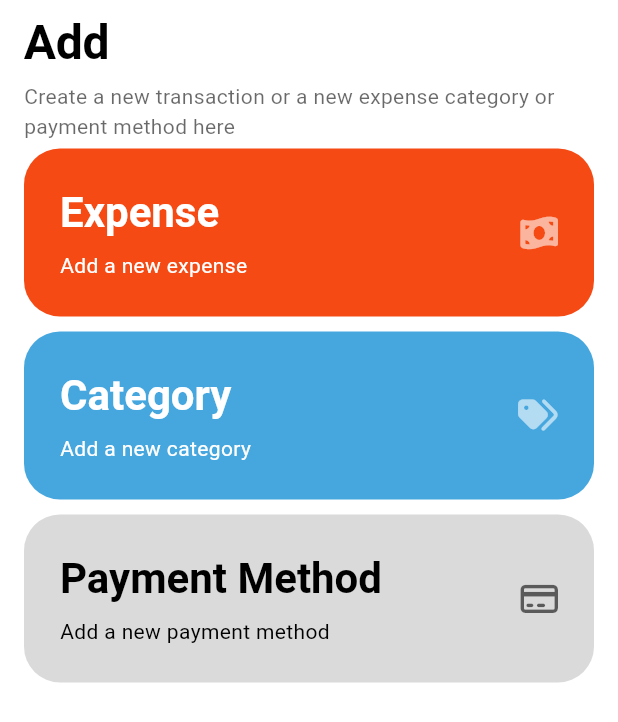
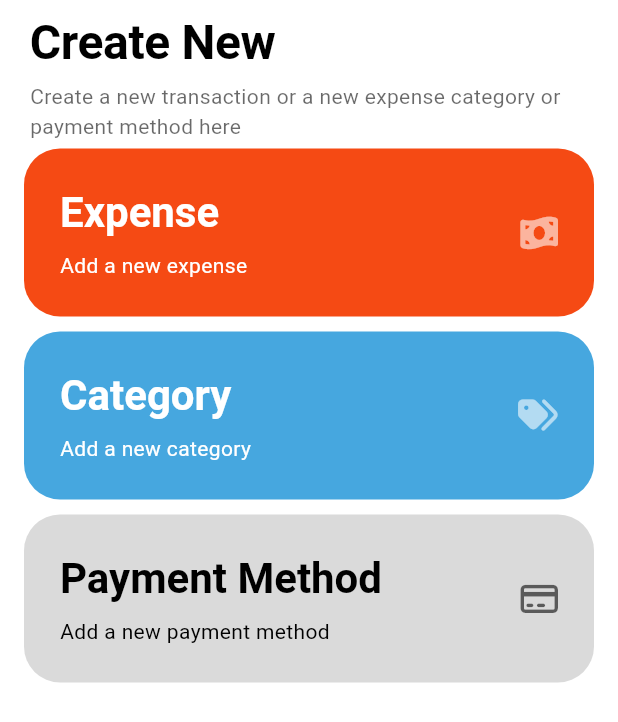
Before and after one commit to kaiumallimon/expendi, a Flutter app: the _AddView widget shown alone on an empty page, opened directly, on a phone screen of 412 x 824 dp. Shown: the top 722 px of the screen. Run offline on Flutter 3.47's test engine with Material 3 defaults, Android fonts, the phone set to English and light mode, and no system bars; our stand-ins replace dio, flutter_bloc, flutter_dotenv, font_awesome_flutter, go_router, hive and 1 more; accounts and stored records are empty; Roboto replaces fonts that are missing (SF Pro Text).

Commit message:
feat: update CustomAppBar title to 'Create New' and adjust padding

```diff
--- a/lib/app/modules/dashboard/add/pages/_add_page.dart
+++ b/lib/app/modules/dashboard/add/pages/_add_page.dart
@@ -56,7 +56,7 @@ class __AddViewState extends State<_AddView> {
           CustomAppBar(
             theme: theme,
             height: statusbarHeight,
-            title: 'Add',
+            title: 'Create New',
             subtitle:
                 'Create a new transaction or a new expense category or payment method here',
           ),
--- a/lib/app/shared/widgets/_custom_appbar.dart
+++ b/lib/app/shared/widgets/_custom_appbar.dart
@@ -27,8 +27,8 @@ class CustomAppBar extends StatelessWidget {
       ),
       padding: EdgeInsets.only(
         top: height + 10,
-        left: 16,
-        right: 16,
+        left: 20,
+        right: 20,
         bottom: height,
       ),
       child: Column(
```
